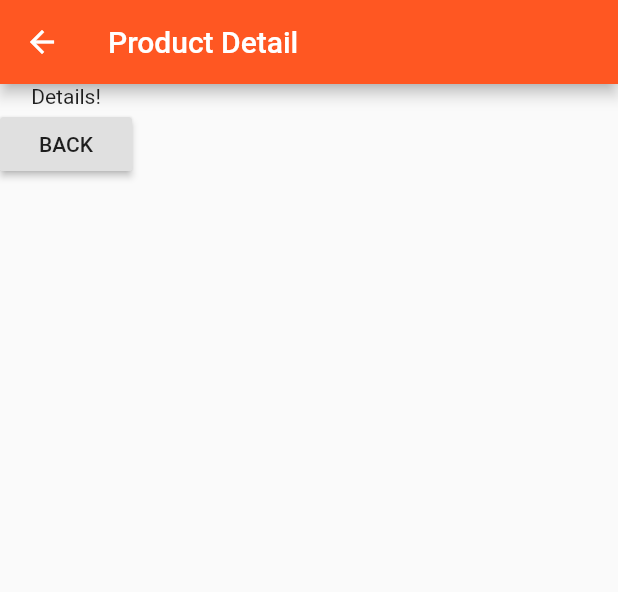
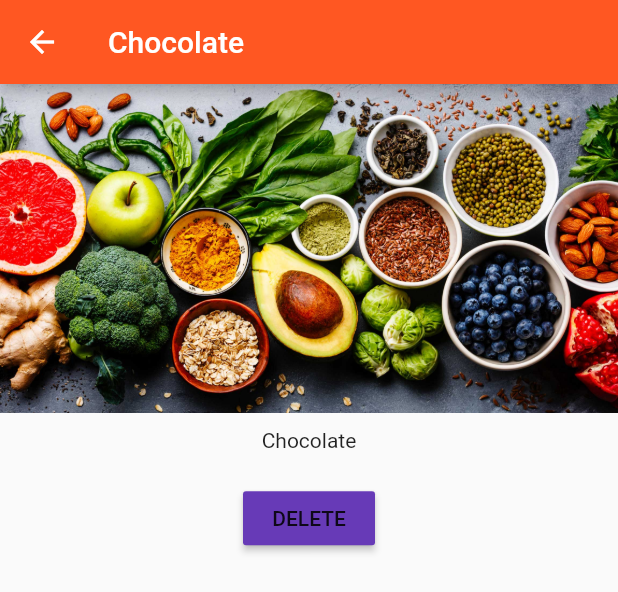
Before and after one commit to SakinaBoriwala21/flutter-course, a Flutter app: the ProductManager widget shown alone on an empty page, opened directly, after a tap on "Add Product", after a tap on "Details", on a phone screen of 412 x 824 dp. Shown: the top 592 px of the screen. Run offline on Flutter 3.47's test engine with Material 2 defaults, Android fonts, the phone set to English and light mode, and no system bars.

Commit message:
Add Delete button for Products, Dummy Login button

```diff
--- a/lib/main.dart
+++ b/lib/main.dart
@@ -1,7 +1,7 @@
 import 'package:flutter/material.dart';
 // import 'package:flutter/rendering.dart';
 
-import './pages/home.dart';
+import './pages/auth.dart';
 
 void main() {
   // debugPaintSizeEnabled = true;
@@ -20,7 +20,7 @@ class MyApp extends StatelessWidget {
         primarySwatch: Colors.deepOrange,
         accentColor: Colors.deepPurple,
       ),
-      home: HomePage(),
+      home: AuthPage(),
     );
   }
 }
--- a/lib/pages/product.dart
+++ b/lib/pages/product.dart
@@ -1,21 +1,42 @@
 import 'package:flutter/material.dart';
 
+import 'dart:async';
+
 class ProductPage extends StatelessWidget {
+  final String title;
+  final String imageUrl;
+
+  ProductPage(this.title, this.imageUrl);
+
   @override
   Widget build(BuildContext context) {
-    return Scaffold(
+    return WillPopScope(onWillPop: () {
+      print('Back button pressed');
+      Navigator.pop(context, false);
+      return Future.value(false);
+    },
+    child: Scaffold(
       appBar: AppBar(
-        title: Text('Product Detail'),
+        title: Text(title),
       ),
       body: Column(
+        crossAxisAlignment: CrossAxisAlignment.center,
         children: <Widget>[
-          Text('Details!'),
-          RaisedButton(
-            child: Text('BACK'),
-            onPressed: () => Navigator.pop(context),
-          )
+          Image.asset(imageUrl),
+          Container(
+            padding: EdgeInsets.all(10),
+            child: Text(title),
+          ),
+          Container(
+            padding: EdgeInsets.all(10),
+            child: RaisedButton(
+              color: Theme.of(context).accentColor,
+              child: Text('DELETE'),
+              onPressed: () => Navigator.pop(context, true),
+            ),
+          ),
         ],
       ),
-    );
+    ),);
   }
 }
--- a/lib/pages/home.dart
+++ b/lib/pages/products.dart
@@ -2,7 +2,7 @@ import 'package:flutter/material.dart';
 
 import '../product_manager.dart';
 
-class HomePage extends StatelessWidget {
+class ProductsPage extends StatelessWidget {
   @override
   Widget build(BuildContext context) {
     return Scaffold(
--- a/lib/product_control.dart
+++ b/lib/product_control.dart
@@ -1,6 +1,6 @@
 import 'package:flutter/material.dart';
 
-class ProductControl extends StatelessWidget{
+class ProductControl extends StatelessWidget {
   final Function addProduct;
 
   ProductControl(this.addProduct);
@@ -8,11 +8,11 @@ class ProductControl extends StatelessWidget{
   @override
   Widget build(BuildContext context) {
     return RaisedButton(
-        color: Theme.of(context).primaryColor,
-        onPressed: () {
-          addProduct('Vegetables');
-        },
-        child: Text('Add Product'),
-      );
+      color: Theme.of(context).primaryColor,
+      onPressed: () {
+        addProduct({'title': 'Chocolate', 'image': 'assets/healthy.jpg'});
+      },
+      child: Text('Add Product'),
+    );
   }
 }
--- a/lib/product_manager.dart
+++ b/lib/product_manager.dart
@@ -4,7 +4,7 @@ import './products.dart';
 import './product_control.dart';
 
 class ProductManager extends StatefulWidget {
-  final String startingProduct;
+  final Map<String, String> startingProduct;
 
   ProductManager({this.startingProduct}) {
     print('ProductsManager Widget Constructor ');
@@ -18,7 +18,7 @@ class ProductManager extends StatefulWidget {
 }
 
 class _ProductManagerState extends State<ProductManager> {
-  List<String> _products = [];
+  List<Map<String, String>> _products = [];
 
   @override
   void initState() {
@@ -36,9 +36,15 @@ class _ProductManagerState extends State<ProductManager> {
     super.didUpdateWidget(oldWidget);
   }
 
-  void _addProduct(String product) {
+  void _addProduct(Map<String, String > product) {
     setState(() {
       _products.add(product);
+    });
+  }
+
+  void _deleteProduct(int index) {
+    setState(() {
+      _products.removeAt(index);
     });
   }
 
@@ -50,7 +56,7 @@ class _ProductManagerState extends State<ProductManager> {
         margin: EdgeInsets.all(10.0),
         child: ProductControl(_addProduct),
       ),
-      Expanded(child: Products(_products))
+      Expanded(child: Products(_products, deleteProduct: _deleteProduct))
     ]);
   }
 }
--- a/lib/products.dart
+++ b/lib/products.dart
@@ -3,9 +3,10 @@ import 'package:flutter/material.dart';
 import './pages/product.dart';
 
 class Products extends StatelessWidget {
-  final List<String> products;
+  final List<Map<String, String>> products;
+  final Function deleteProduct;
 
-  Products([this.products = const []]) {
+  Products(this.products, {this.deleteProduct}) {
     print('Products Widget Constructor ');
   }
 
@@ -13,19 +14,24 @@ class Products extends StatelessWidget {
     return Card(
       child: Column(
         children: <Widget>[
-          Image.asset('assets/healthy.jpg'),
-          Text(products[index]),
+          Image.asset(products[index]['image']),
+          Text(products[index]['title']),
           ButtonBar(
             alignment: MainAxisAlignment.center,
             children: <Widget>[
               FlatButton(
                 child: Text('Details'),
-                onPressed: () => Navigator.push(
+                onPressed: () => Navigator.push<bool>(
                       context,
                       MaterialPageRoute(
-                        builder: (BuildContext context) => ProductPage(),
+                        builder: (BuildContext context) => ProductPage(
+                            products[index]['title'], products[index]['image']),
                       ),
-                    ),
+                    ).then((bool value) {
+                      if (value) {
+                        deleteProduct(index);
+                      }
+                    }),
               )
             ],
           )
```
Also changed, not shown: lib/pages/auth.dart (added, +20 -0 lines).
